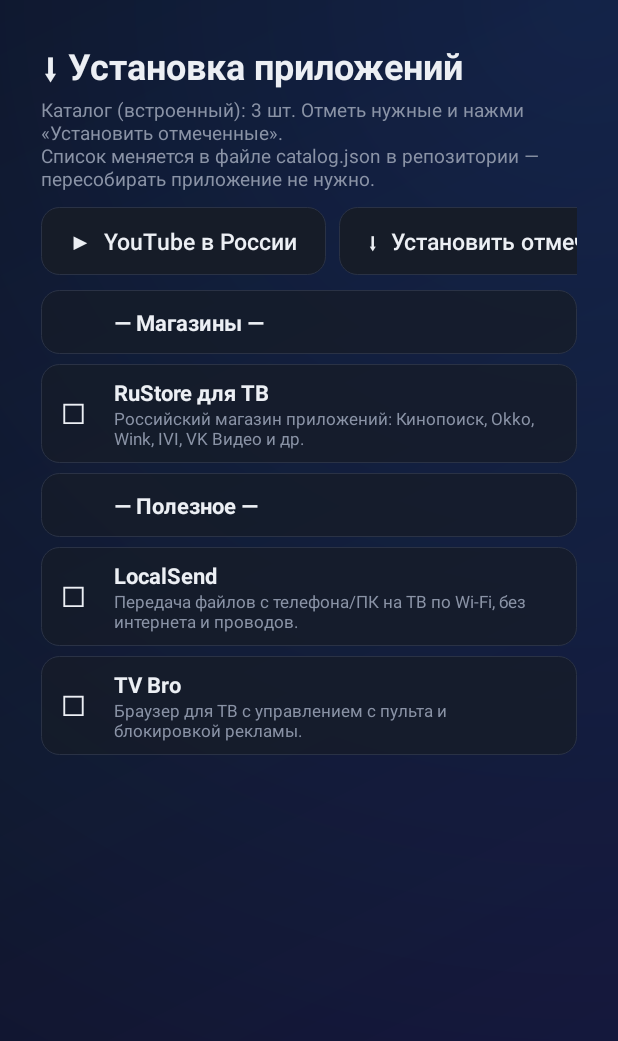
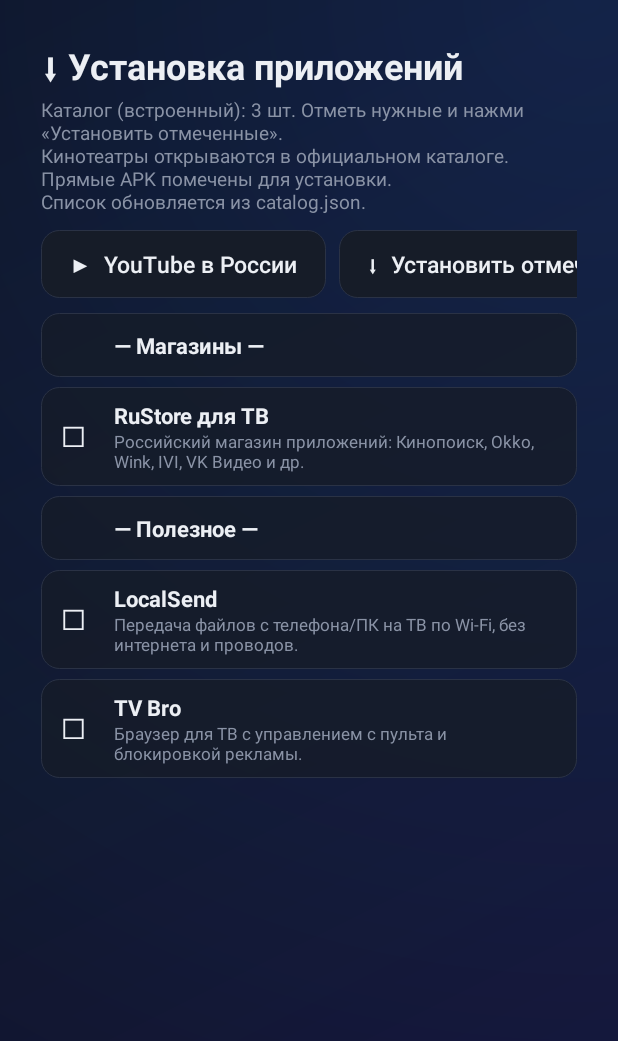
Before and after one commit to chex9253665799-beep/tv-turbo, an Android app: the InstallActivity screen opened directly, with no data from a screen before it, after a tap on an icon or button, on a phone screen of 412 x 824 dp. Shown: the top 1041 px of the screen. Run offline under Robolectric (Android 15) with nearby library versions, the phone set to English and light mode, and no system bars; network calls fail.

Commit message:
Support official cinema catalog pages and validate APK minimum SDK

```diff
--- a/app/src/main/java/ru/chex/tvturbo/InstallActivity.java
+++ b/app/src/main/java/ru/chex/tvturbo/InstallActivity.java
@@ -28,7 +28,7 @@ public class InstallActivity extends ListScreen {
     public static final String DEFAULT_CATALOG =
             "https://raw.githubusercontent.com/chex9253665799-beep/tv-turbo/main/catalog.json";
 
-    private static final class App { String name, pkg, desc, url, github, asset, tag, group; }
+    private static final class App { String name, pkg, desc, url, github, asset, tag, group, page; }
 
     @Override
     protected void setup() {
@@ -73,9 +73,9 @@ public class InstallActivity extends ListScreen {
                 App a = new App();
                 a.name = o.optString("name"); a.pkg = o.optString("pkg");
                 a.desc = o.optString("desc"); a.url = o.optString("url");
-                a.github = o.optString("github"); a.asset = o.optString("asset"); a.tag = o.optString("tag");
+                a.github = o.optString("github"); a.asset = o.optString("asset"); a.tag = o.optString("tag"); a.page = o.optString("page");
                 a.group = o.optString("group", "Приложения");
-                if (!a.url.isEmpty() || !a.github.isEmpty()) out.add(a);
+                if (!a.url.isEmpty() || !a.github.isEmpty() || !a.page.isEmpty()) out.add(a);
             }
         } catch (Throwable ignored) { }
         return out;
@@ -93,28 +93,36 @@ public class InstallActivity extends ListScreen {
                 adapter.rows.add(h);
             }
             Ui.Row r = new Ui.Row();
-            r.checkable = true;
+            r.checkable = a.page.isEmpty();
             boolean have = !a.pkg.isEmpty() && installed.containsKey(a.pkg) && installed.get(a.pkg).installed;
             r.name = a.name;
-            r.sub = a.desc;
+            r.sub = a.desc + (a.page.isEmpty() ? "" : " · Открыть официальный каталог");
             r.badge = have ? "установлено" : "";
             r.badgeColor = 0xFF3DDC84;
             r.tag = a;
             adapter.rows.add(r);
         }
         hint.setText("Каталог (" + src + "): " + apps.size() + " шт. Отметь нужные и нажми «Установить отмеченные».\n"
-                + "Список меняется в файле catalog.json в репозитории — пересобирать приложение не нужно.");
+                + "Кинотеатры открываются в официальном каталоге. Прямые APK помечены для установки.\nСписок обновляется из catalog.json.");
         adapter.notifyDataSetChanged();
         list.requestFocus();
     }
 
     @Override
-    protected void onRowClick(Ui.Row r, int pos) { if (r.checkable) toggle(r); }
+    protected void onRowClick(Ui.Row r, int pos) { if (r.checkable) toggle(r); else if (r.tag instanceof App) openStore((App) r.tag); }
+
+    private void openStore(App a) {
+        try {
+            startActivity(new android.content.Intent(android.content.Intent.ACTION_VIEW, android.net.Uri.parse(a.page)));
+        } catch (Exception ex) {
+            Ui.toast(this, "Не удалось открыть магазин: " + a.name);
+        }
+    }
 
     private void installChecked() {
         List<App> sel = new ArrayList<>();
         for (Ui.Row r : adapter.rows) if (r.checkable && r.checked) sel.add((App) r.tag);
-        if (sel.isEmpty()) { Ui.toast(this, "Ничего не отмечено"); return; }
+        if (sel.isEmpty()) { Ui.toast(this, "Отметь APK или открой страницу кинотеатра из каталога"); return; }
         installQueue(sel, 0, null);
     }
 
@@ -148,6 +156,13 @@ public class InstallActivity extends ListScreen {
                 return;
             }
             runOnUiThread(() -> {
+                hint.setText("Проверяю совместимость " + name + "…");
+                android.content.pm.PackageInfo apk = getPackageManager().getPackageArchiveInfo(f.getAbsolutePath(), 0);
+                if (apk == null) { hint.setText("✖ Файл не является допустимым APK: " + name); f.delete(); if (then != null) then.run(); return; }
+                if (android.os.Build.VERSION.SDK_INT >= 24 && apk.applicationInfo != null && apk.applicationInfo.minSdkVersion > android.os.Build.VERSION.SDK_INT) {
+                    hint.setText("✖ " + name + " требует Android " + apk.applicationInfo.minSdkVersion + ", на ТВ Android " + android.os.Build.VERSION.SDK_INT);
+                    f.delete(); if (then != null) then.run(); return;
+                }
                 hint.setText("Устанавливаю " + name + "…");
                 adb.install(f, (ok, out) -> {
                     f.delete();
```
